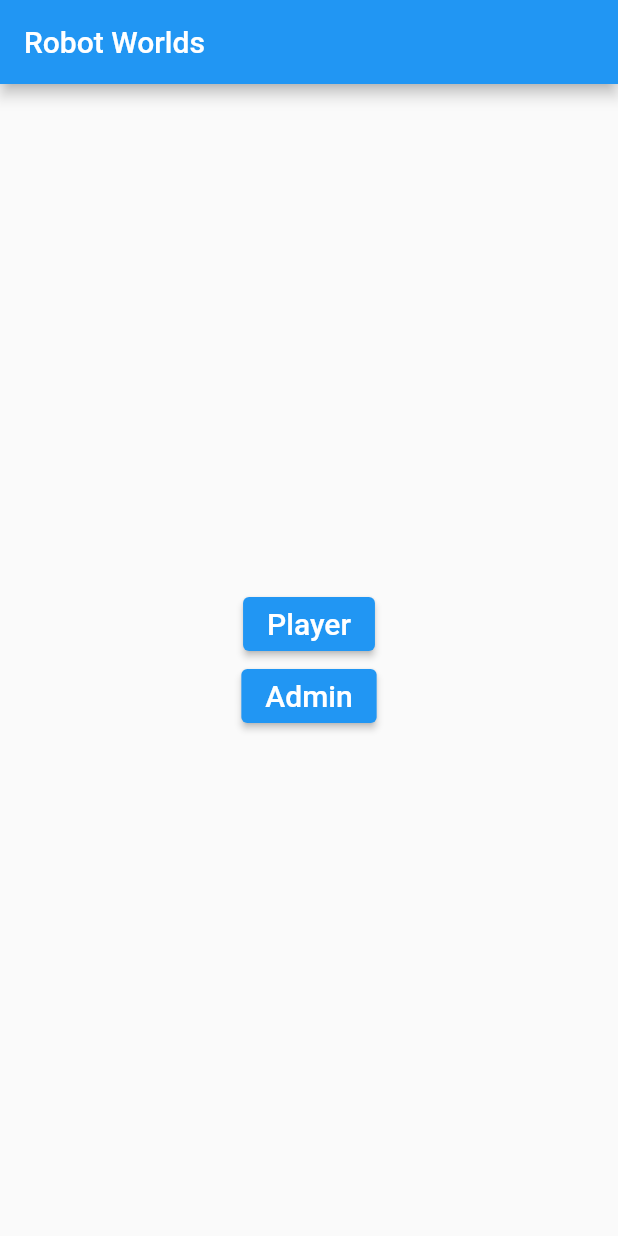
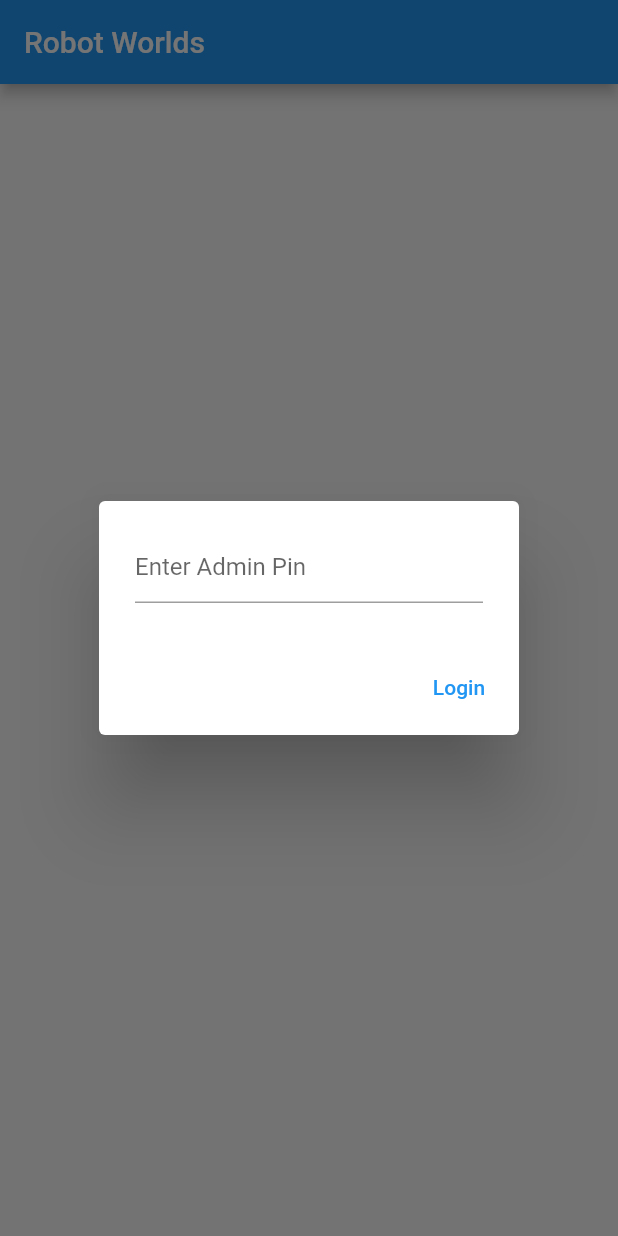
Before and after one commit to sluthang/mobile_app, a Flutter app: the screen it shows after launch, after a tap on "Admin", on a phone screen of 412 x 824 dp. Run offline on Flutter 3.47's test engine with Material 2 defaults, Android fonts, the phone set to English and light mode, and no system bars.

Commit message:
Admin Page

```diff
--- a/robot_worlds_app/robot_worlds_app/lib/pages/home.dart
+++ b/robot_worlds_app/robot_worlds_app/lib/pages/home.dart
@@ -1,4 +1,7 @@
+import 'package:flutter/cupertino.dart';
 import 'package:flutter/material.dart';
+import 'admin.dart';
+//import 'package:flutter_pin_code_fields/flutter_pin_code_fields.dart';
 
 class HomePage extends StatefulWidget {
   const HomePage({Key? key, required this.title}) : super(key: key);
@@ -10,17 +13,58 @@ class HomePage extends StatefulWidget {
 }
 
 class _HomePageState extends State<HomePage> {
+
   @override
   Widget build(BuildContext context) {
     return Scaffold(
         appBar: AppBar(
           title: Text(widget.title),
         ),
-        body: buttonLayout());
+        body: buttonLayout(context));
   }
 }
+final GlobalKey<FormState> _formkey = GlobalKey<FormState>();
 
-Widget buttonLayout() {
+Future<void> showLoginDialog(BuildContext context) async {
+  return await showDialog(context: context,
+      builder: (context){
+      final TextEditingController _textController = TextEditingController();
+        return AlertDialog(
+          content: Form(
+              key: _formkey,
+              child: Column(
+            mainAxisSize: MainAxisSize.min,
+            children: [
+              TextFormField(
+                controller: _textController,
+                validator: (value){
+                  if(value == null || value.isEmpty){
+                    return 'Please enter a correct pin';
+                  }
+                  return null;
+                },
+                decoration: const InputDecoration(hintText: 'Enter Admin Pin'),
+              )
+            ],
+          )),
+          actions:<Widget> [
+            TextButton(
+              child: const Text('Login'),
+              onPressed: (){
+                if(_formkey.currentState!.validate()){
+                  ScaffoldMessenger.of(context).showSnackBar(
+                    const SnackBar(content: Text('Processing Pin')),
+                  );
+                  Navigator.of(context).pop();
+                }
+              },
+            )
+          ],
+        );
+      });
+}
+
+Widget buttonLayout(BuildContext context) {
   return Center(
     child: Column(
       mainAxisAlignment: MainAxisAlignment.center,
@@ -37,7 +81,14 @@ Widget buttonLayout() {
             "Admin",
             style: TextStyle(fontSize: 20.0, color: Colors.white),
           ),
-          onPressed: () {},
+          onPressed: () async {
+            await showLoginDialog(context);
+            Navigator.push(
+                context,
+                MaterialPageRoute(builder: (ctx) =>
+                const AdminScreen())
+            );
+          },
         ),
       ],
     ),
--- a/robot_worlds_app/robot_worlds_app/pubspec.yaml
+++ b/robot_worlds_app/robot_worlds_app/pubspec.yaml
@@ -34,6 +34,10 @@ dependencies:
   # The following adds the Cupertino Icons font to your application.
   # Use with the CupertinoIcons class for iOS style icons.
   cupertino_icons: ^1.0.2
+  http: ^0.13.4
+  sqlite3: ^1.3.1
+  path:
+
 
 dev_dependencies:
   flutter_test:
```
Also changed, not shown: robot_worlds_app/robot_worlds_app/lib/main.dart (+1 -9 lines), robot_worlds_app/robot_worlds_app/lib/pages/admin.dart (+81 -0 lines), robot_worlds_app/robot_worlds_app/pubspec.lock, 1 other file.
